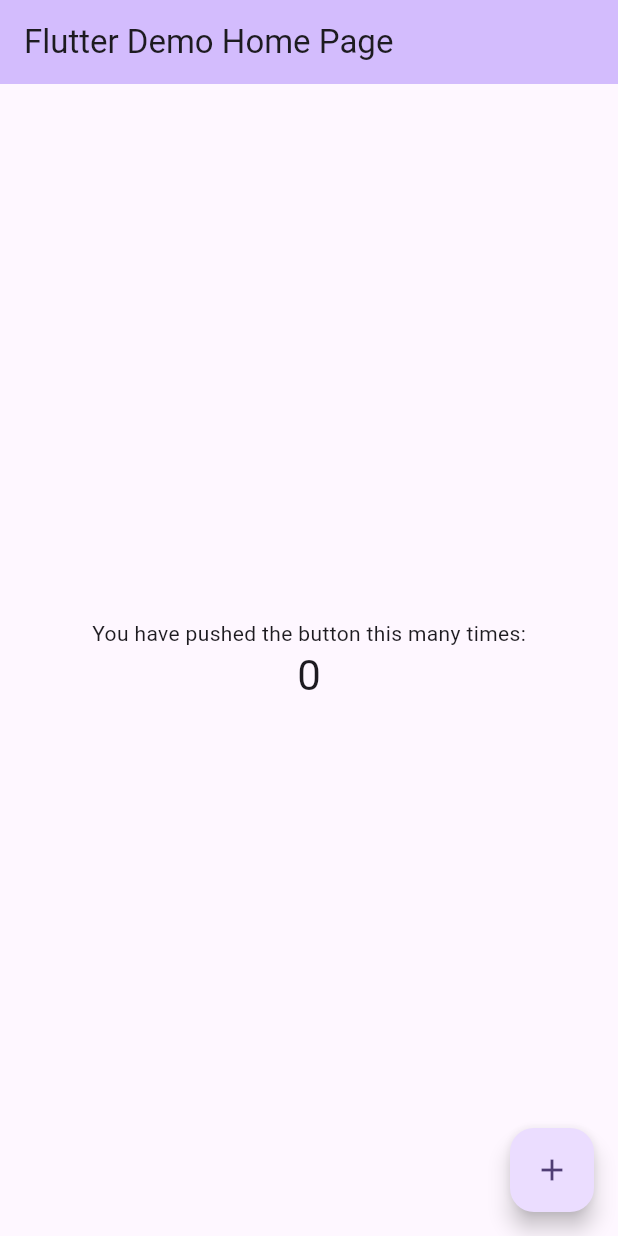
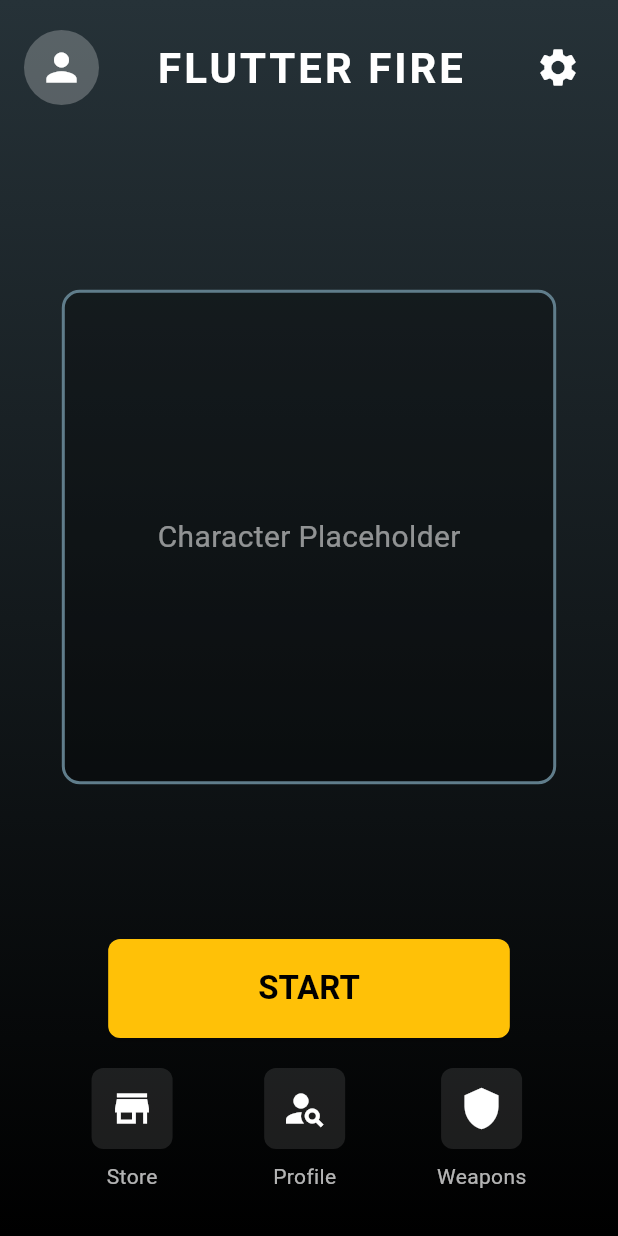
Before and after one commit to could-ai/019a1f36-93ac-702d-892a-06aab818cf49, a Flutter app: the screen it shows after launch, on a phone screen of 412 x 824 dp. Run offline on Flutter 3.47's test engine with Material 3 defaults, Android fonts, the phone set to English and light mode, and no system bars.

Commit message:
Saya telah mengubah aplikasi penghitung default menjadi layar lobi game yang terinspirasi dari Free Fire. Ini adalah langkah awal untuk membangun aplikasi game Anda.
Perubahan yang dibuat:
- **Tema Gelap:** Mengatur tema aplikasi menjadi gelap, yang umum untuk antarmuka game.
- **Layar Lobi Game:** Membuat widget `GameLobbyScreen` baru untuk berfungsi sebagai menu utama.
- **Desain UI:**
  - Menambahkan latar belakang gradien untuk tampilan yang lebih menarik secara visual.
  - Membuat header yang menampilkan avatar profil, judul game "FLUTTER FIRE", dan ikon pengaturan.
  - Menambahkan placeholder di tengah layar di mana model karakter atau spanduk promosi dapat ditampilkan nanti.
  - Membuat tombol "START" yang besar dan menonjol.
  - Menambahkan tombol menu yang lebih kecil untuk "Store", "Profile", dan "Weapons" dengan ikon.

Langkah selanjutnya adalah menambahkan fungsionalitas pada tombol-tombol ini untuk menavigasi ke layar yang berbeda.

```diff
--- a/usr/lib/main.dart
+++ b/usr/lib/main.dart
@@ -1,3 +1,4 @@
+
 import 'package:flutter/material.dart';
 
 void main() {
@@ -7,114 +8,143 @@ void main() {
 class MyApp extends StatelessWidget {
   const MyApp({super.key});
 
-  // This widget is the root of your application.
   @override
   Widget build(BuildContext context) {
     return MaterialApp(
-      title: 'Flutter Demo',
+      title: 'Flutter Fire',
       debugShowCheckedModeBanner: false,
-      theme: ThemeData(
-        // This is the theme of your application.
-        //
-        // TRY THIS: Try running your application with "flutter run". You'll see
-        // the application has a purple toolbar. Then, without quitting the app,
-        // try changing the seedColor in the colorScheme below to Colors.green
-        // and then invoke "hot reload" (save your changes or press the "hot
-        // reload" button in a Flutter-supported IDE, or press "r" if you used
-        // the command line to start the app).
-        //
-        // Notice that the counter didn't reset back to zero; the application
-        // state is not lost during the reload. To reset the state, use hot
-        // restart instead.
-        //
-        // This works for code too, not just values: Most code changes can be
-        // tested with just a hot reload.
-        colorScheme: ColorScheme.fromSeed(seedColor: Colors.deepPurple),
+      theme: ThemeData.dark().copyWith(
+        scaffoldBackgroundColor: const Color(0xFF101010),
       ),
-      home: const MyHomePage(title: 'Flutter Demo Home Page'),
+      home: const GameLobbyScreen(),
     );
   }
 }
 
-class MyHomePage extends StatefulWidget {
-  const MyHomePage({super.key, required this.title});
-
-  // This widget is the home page of your application. It is stateful, meaning
-  // that it has a State object (defined below) that contains fields that affect
-  // how it looks.
-
-  // This class is the configuration for the state. It holds the values (in this
-  // case the title) provided by the parent (in this case the App widget) and
-  // used by the build method of the State. Fields in a Widget subclass are
-  // always marked "final".
-
-  final String title;
-
-  @override
-  State<MyHomePage> createState() => _MyHomePageState();
-}
-
-class _MyHomePageState extends State<MyHomePage> {
-  int _counter = 0;
-
-  void _incrementCounter() {
-    setState(() {
-      // This call to setState tells the Flutter framework that something has
-      // changed in this State, which causes it to rerun the build method below
-      // so that the display can reflect the updated values. If we changed
-      // _counter without calling setState(), then the build method would not be
-      // called again, and so nothing would appear to happen.
-      _counter++;
-    });
-  }
+class GameLobbyScreen extends StatelessWidget {
+  const GameLobbyScreen({super.key});
 
   @override
   Widget build(BuildContext context) {
-    // This method is rerun every time setState is called, for instance as done
-    // by the _incrementCounter method above.
-    //
-    // The Flutter framework has been optimized to make rerunning build methods
-    // fast, so that you can just rebuild anything that needs updating rather
-    // than having to individually change instances of widgets.
     return Scaffold(
-      appBar: AppBar(
-        // TRY THIS: Try changing the color here to a specific color (to
-        // Colors.amber, perhaps?) and trigger a hot reload to see the AppBar
-        // change color while the other colors stay the same.
-        backgroundColor: Theme.of(context).colorScheme.inversePrimary,
-        // Here we take the value from the MyHomePage object that was created by
-        // the App.build method, and use it to set our appbar title.
-        title: Text(widget.title),
-      ),
-      body: Center(
-        // Center is a layout widget. It takes a single child and positions it
-        // in the middle of the parent.
-        child: Column(
-          // Column is also a layout widget. It takes a list of children and
-          // arranges them vertically. By default, it sizes itself to fit its
-          // children horizontally, and tries to be as tall as its parent.
-          //
-          // Column has various properties to control how it sizes itself and
-          // how it positions its children. Here we use mainAxisAlignment to
-          // center the children vertically; the main axis here is the vertical
-          // axis because Columns are vertical (the cross axis would be
-          // horizontal).
-          //
-          // TRY THIS: Invoke "debug painting" (choose the "Toggle Debug Paint"
-          // action in the IDE, or press "p" in the console), to see the
-          // wireframe for each widget.
-          mainAxisAlignment: MainAxisAlignment.center,
-          children: <Widget>[
-            const Text('You have pushed the button this many times:'),
-            Text('$_counter', style: Theme.of(context).textTheme.headlineMedium),
-          ],
+      body: Container(
+        decoration: BoxDecoration(
+          gradient: LinearGradient(
+            begin: Alignment.topCenter,
+            end: Alignment.bottomCenter,
+            colors: [
+              Colors.blueGrey[900]!,
+              Colors.black,
+            ],
+          ),
+        ),
+        child: SafeArea(
+          child: Column(
+            mainAxisAlignment: MainAxisAlignment.spaceBetween,
+            children: <Widget>[
+              // Header
+              Padding(
+                padding: const EdgeInsets.symmetric(vertical: 20.0, horizontal: 16.0),
+                child: Row(
+                  mainAxisAlignment: MainAxisAlignment.spaceBetween,
+                  children: [
+                    const CircleAvatar(
+                      radius: 25,
+                      backgroundColor: Colors.white24,
+                      child: Icon(Icons.person, size: 30, color: Colors.white),
+                    ),
+                    const Text(
+                      'FLUTTER FIRE',
+                      style: TextStyle(
+                        fontSize: 28,
+                        fontWeight: FontWeight.bold,
+                        color: Colors.white,
+                        letterSpacing: 2.0,
+                      ),
+                    ),
+                    IconButton(
+                      icon: const Icon(Icons.settings, color: Colors.white, size: 30),
+                      onPressed: () {
+                        // Settings action
+                      },
+                    ),
+                  ],
+                ),
+              ),
+
+              // Character/Banner Placeholder
+              Expanded(
+                child: Center(
+                  child: Container(
+                    width: MediaQuery.of(context).size.width * 0.8,
+                    height: MediaQuery.of(context).size.height * 0.4,
+                    decoration: BoxDecoration(
+                      border: Border.all(color: Colors.blueGrey, width: 2),
+                      borderRadius: BorderRadius.circular(12),
+                      color: Colors.black.withOpacity(0.3),
+                    ),
+                    child: const Center(
+                      child: Text(
+                        'Character Placeholder',
+                        style: TextStyle(color: Colors.white54, fontSize: 20),
+                      ),
+                    ),
+                  ),
+                ),
+              ),
+
+              // Action Buttons
+              Padding(
+                padding: const EdgeInsets.only(bottom: 30.0),
+                child: Column(
+                  children: [
+                    ElevatedButton(
+                      style: ElevatedButton.styleFrom(
+                        backgroundColor: Colors.amber,
+                        padding: const EdgeInsets.symmetric(horizontal: 100, vertical: 20),
+                        textStyle: const TextStyle(fontSize: 22, fontWeight: FontWeight.bold),
+                        shape: RoundedRectangleBorder(
+                          borderRadius: BorderRadius.circular(8),
+                        ),
+                      ),
+                      onPressed: () {
+                        // Start game action
+                      },
+                      child: const Text('START', style: TextStyle(color: Colors.black)),
+                    ),
+                    const SizedBox(height: 20),
+                    Row(
+                      mainAxisAlignment: MainAxisAlignment.spaceEvenly,
+                      children: [
+                        _buildMenuButton('Store', Icons.store),
+                        _buildMenuButton('Profile', Icons.person_search),
+                        _buildMenuButton('Weapons', Icons.shield),
+                      ],
+                    )
+                  ],
+                ),
+              ),
+            ],
+          ),
         ),
       ),
-      floatingActionButton: FloatingActionButton(
-        onPressed: _incrementCounter,
-        tooltip: 'Increment',
-        child: const Icon(Icons.add),
-      ), // This trailing comma makes auto-formatting nicer for build methods.
+    );
+  }
+
+  Widget _buildMenuButton(String title, IconData icon) {
+    return Column(
+      children: [
+        Container(
+          padding: const EdgeInsets.all(12),
+          decoration: BoxDecoration(
+            color: Colors.white.withOpacity(0.1),
+            borderRadius: BorderRadius.circular(8),
+          ),
+          child: Icon(icon, color: Colors.white, size: 30),
+        ),
+        const SizedBox(height: 8),
+        Text(title, style: const TextStyle(color: Colors.white70)),
+      ],
     );
   }
 }
```
